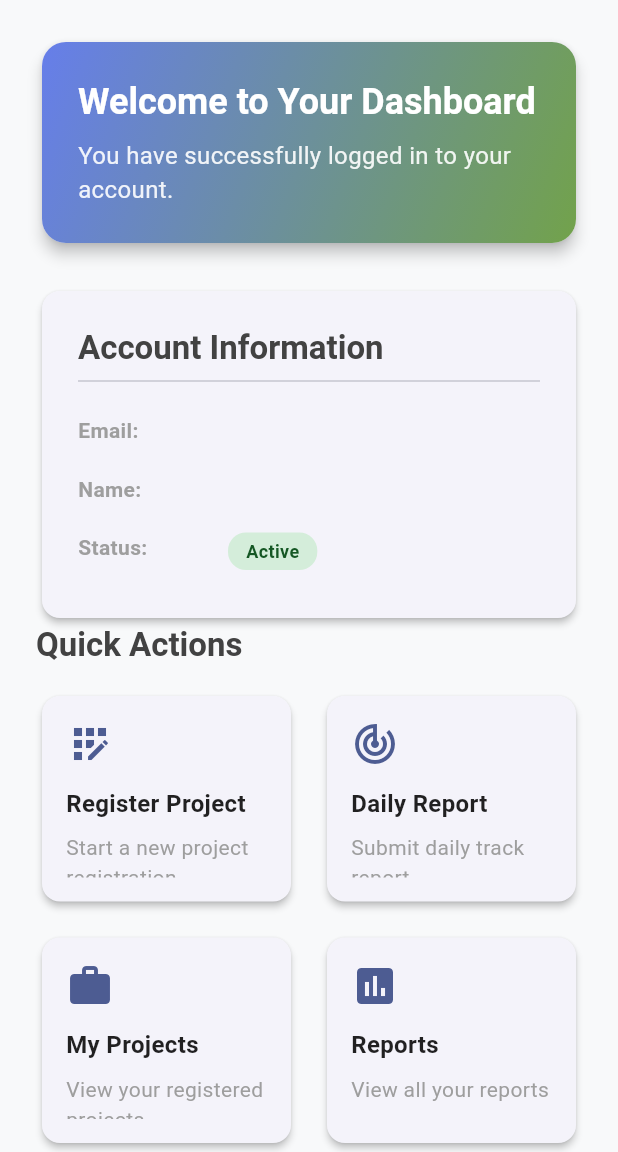
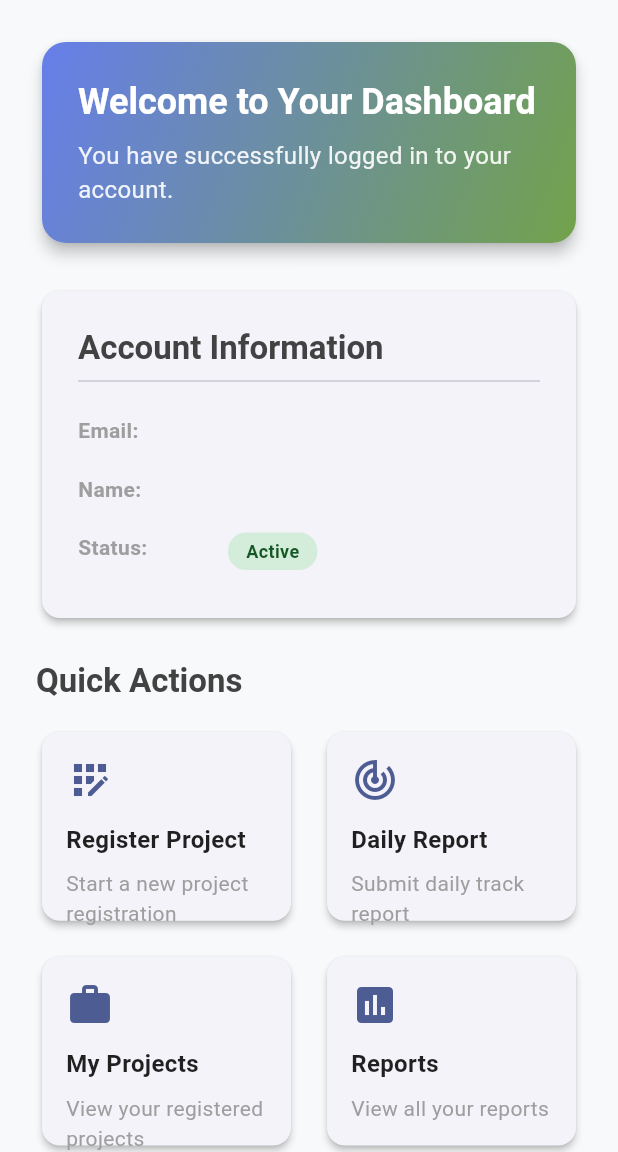
Before and after one commit to developer-MAZOYA/auth-finalmobile, a Flutter app: the DashboardScreen screen opened by its route, on a phone screen of 412 x 824 dp, the part 84-1236 px from its top. Run offline on Flutter 3.47's test engine with Material 3 defaults, Android fonts, the phone set to English and light mode, and no system bars; our stand-ins replace camera, geocoding, geolocator, google_sign_in, image_picker, jwt_decoder and 1 more; accounts and stored records are empty.

Commit message:
my corrections commit

```diff
--- a/lib/main.dart
+++ b/lib/main.dart
@@ -22,7 +22,7 @@ class MyApp extends StatelessWidget {
         ChangeNotifierProvider(create: (context) => ProjectProvider()),
       ],
       child: MaterialApp(
-        title: "Auth Final",
+        title: "TRR Site Report",
         theme: ThemeData(
           colorScheme: ColorScheme.fromSeed(seedColor: const Color(0xFF6786ee)),
           useMaterial3: true,
--- a/lib/screens/dashboard_screen.dart
+++ b/lib/screens/dashboard_screen.dart
@@ -104,27 +104,25 @@ class DashboardScreen extends StatelessWidget {
                     const Divider(),
                     const SizedBox(height: 7),
 
-                    // DEBUG: Check why user is null
+                    // Show user info or loading state
                     if (user != null) ...[
                       _buildInfoItem('Email', user.email),
                       if (user.name != null) _buildInfoItem('Name', user.name!),
                       _buildInfoItemWithBadge('Status', 'Active'),
                     ] else ...[
-                      // Show loading or error state
                       Container(
                         padding: const EdgeInsets.all(16),
                         child: Column(
                           children: [
-                            CircularProgressIndicator(),
-                            SizedBox(height: 16),
+                            const CircularProgressIndicator(),
+                            const SizedBox(height: 16),
                             Text(
                               'Loading user information...',
                               style: TextStyle(color: Colors.grey[600]),
                             ),
-                            // DEBUG: Add this to see what's wrong
                             Text(
                               'User object is null',
-                              style: TextStyle(color: Colors.red),
+                              style: TextStyle(color: Colors.red[700]),
                             ),
                           ],
                         ),
@@ -135,6 +133,8 @@ class DashboardScreen extends StatelessWidget {
               ),
             ),
 
+            const SizedBox(height: 24),
+
             // Quick Actions
             Text(
               'Quick Actions',
@@ -144,15 +144,15 @@ class DashboardScreen extends StatelessWidget {
                   ),
             ),
             const SizedBox(height: 16),
-            GridView(
+
+            /// ✅ FIXED GRID SECTION — overflow-safe and responsive
+            GridView.count(
               shrinkWrap: true,
               physics: const NeverScrollableScrollPhysics(),
-              gridDelegate: const SliverGridDelegateWithFixedCrossAxisCount(
               crossAxisCount: 2,
               crossAxisSpacing: 16,
               mainAxisSpacing: 16,
-                childAspectRatio: 1.2,
-              ),
+              childAspectRatio: 1.3, // maintain consistent height
               children: [
                 _buildFeatureCard(
                   context,
@@ -277,10 +277,11 @@ class DashboardScreen extends StatelessWidget {
       child: InkWell(
         onTap: onTap,
         borderRadius: BorderRadius.circular(12.0),
-        child: Padding(
+        child: Container(
           padding: const EdgeInsets.all(16.0),
           child: Column(
             crossAxisAlignment: CrossAxisAlignment.start,
+            mainAxisAlignment: MainAxisAlignment.start,
             children: [
               Icon(
                 icon,
@@ -295,16 +296,18 @@ class DashboardScreen extends StatelessWidget {
                   fontSize: 16,
                   color: Colors.black87,
                 ),
+                maxLines: 1,
+                overflow: TextOverflow.ellipsis,
               ),
               const SizedBox(height: 8),
-              Expanded(
-                child: Text(
+              Text(
                 description,
                 style: const TextStyle(
                   color: Colors.grey,
                   fontSize: 14,
                 ),
-                ),
+                maxLines: 2,
+                overflow: TextOverflow.ellipsis,
               ),
             ],
           ),
--- a/lib/services/auth_service.dart
+++ b/lib/services/auth_service.dart
@@ -4,8 +4,10 @@ import 'package:auth_final/models/user_model.dart';
 import 'package:http/http.dart' as http;
 
 class AuthService {
-  static const String baseUrl = 'http://10.0.2.2:9292/user';
-  static const String baseUrl2 = 'http://10.0.2.2:8181';
+  //static const String baseUrl = 'http://10.0.2.2:9292/user';
+  static const String baseUrl = 'http://192.168.1.132:9292/user';
+  // static const String baseUrl2 = 'http://10.0.2.2:9595';
+  static const String baseUrl2 = 'http://192.168.1.132:9595';
   // Register user
   static Future<AuthResponse?> register({
     required String name,
```
Also changed, not shown: lib/providers/auth_provider.dart (+35 -11 lines), lib/screens/daily_track_screen.dart (+17 -3 lines), 3 other files. Lines whose indentation alone changed are shown as unchanged.
